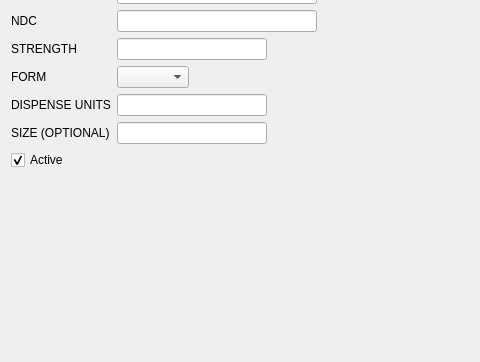
The window that mtrack/nmw_page00.ui (kyledevans/Medicine-Track) describes before a commit, drawn with Qt 5; both pictures show x 0 to 480 and y 85 to 447 of the 669 by 447 pixel window.
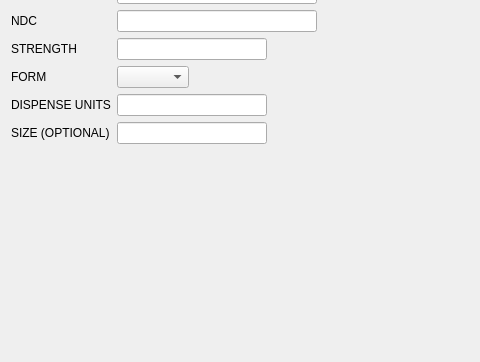
The same window after the commit.

Commit message: Getting rid of "active" checkboxes in wizards. 	modified:   mtrack/apharmp_page00.cpp 	modified:   mtrack/apharmp_page00.ui 	modified:   mtrack/aprescriberpage_page00.cpp 	modified:   mtrack/aprescriberpage_page00.ui 	modified:   mtrack/nmw_page00.cpp 	modified:   mtrack/nmw_page00.ui

Patch:
```diff
--- a/mtrack/nmw_page00.ui
+++ b/mtrack/nmw_page00.ui
@@ -302,16 +302,6 @@
      </item>
     </layout>
    </item>
-   <item row="9" column="0">
-    <widget class="QCheckBox" name="activeField">
-     <property name="text">
-      <string>Active</string>
-     </property>
-     <property name="checked">
-      <bool>true</bool>
-     </property>
-    </widget>
-   </item>
    <item row="8" column="0">
     <widget class="QLabel" name="unitSizeLabel">
      <property name="text">
```
Left out of the diff: 1 changed line with no effect on the pictures. The commit also changes 5 other files.
